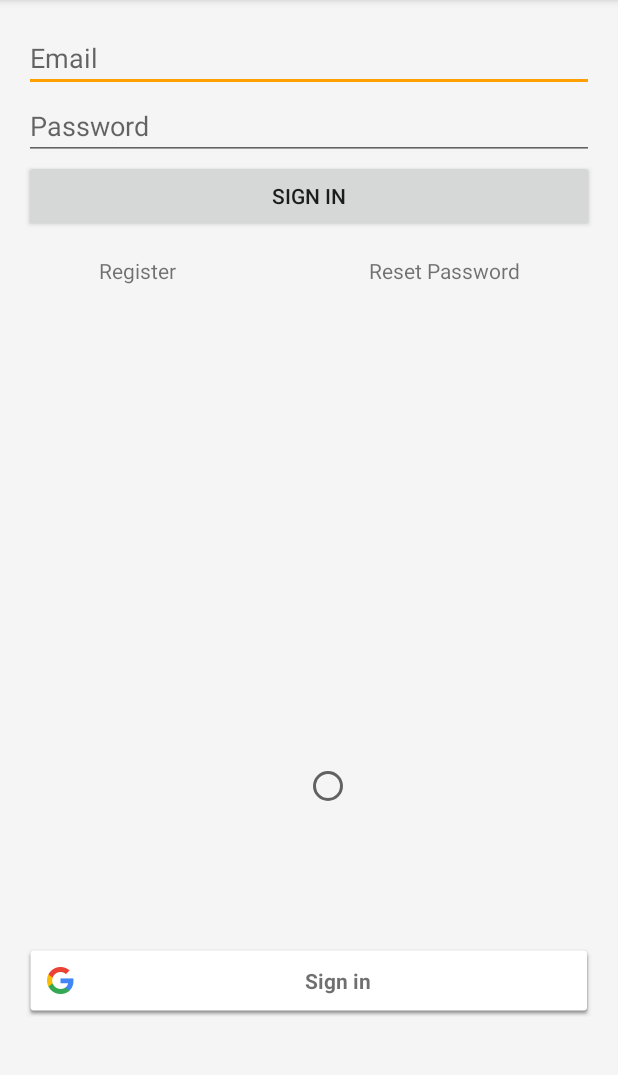
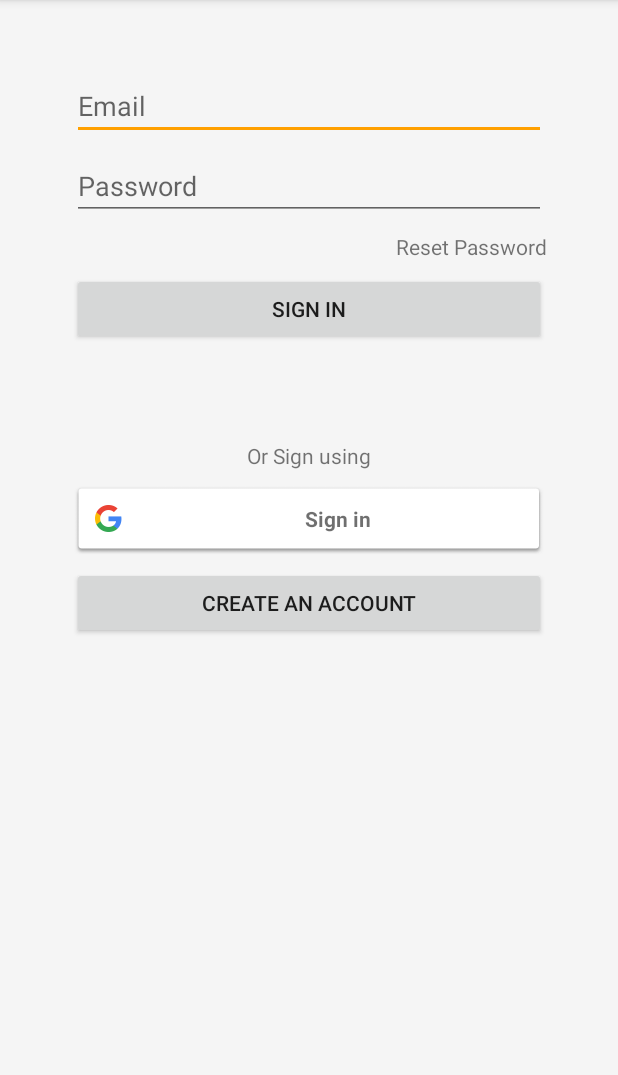
Before and after one commit to WasimX/AsthmaApp, an Android app: the screen it shows after launch (LoginActivity), on a phone screen of 412 x 824 dp, the part 84-1159 px from its top. Run offline under Robolectric (Android 15) with nearby library versions, the light colour scheme and no system bars; our stand-ins replace Firebase (no records; nobody signed in at launch, a user with empty details on screens opened directly).

Commit message:
Tiny Modifiations

```diff
--- a/app/src/main/java/com/braduni/wasim/asthmaapp/LoginActivity.java
+++ b/app/src/main/java/com/braduni/wasim/asthmaapp/LoginActivity.java
@@ -25,6 +25,7 @@ import com.google.firebase.auth.FirebaseAuth;
 import com.google.firebase.auth.FirebaseUser;
 import com.google.firebase.auth.GoogleAuthProvider;
 
+
 public class LoginActivity extends BaseActivity implements View.OnClickListener {
 
 
@@ -41,9 +42,9 @@ public class LoginActivity extends BaseActivity implements View.OnClickListener
 
     //defining views
     private Button buttonSignIn;
+    private Button btnViewSignUp;
     private EditText editTextEmail;
     private EditText editTextPassword;
-    private TextView textViewSignup;
     private TextView textViewResetPW;
 
     //firebase auth object
@@ -71,13 +72,13 @@ public class LoginActivity extends BaseActivity implements View.OnClickListener
         editTextEmail = findViewById(R.id.editTextEmail);
         editTextPassword = findViewById(R.id.editTextPassword);
         buttonSignIn = findViewById(R.id.buttonSignin);
-        textViewSignup  = findViewById(R.id.textViewSignUp);
+        btnViewSignUp = findViewById(R.id.btnViewSignUp);
         textViewResetPW = findViewById(R.id.textViewResetPW);
 
 
         //attaching click listener
         buttonSignIn.setOnClickListener(this);
-        textViewSignup.setOnClickListener(this);
+        btnViewSignUp.setOnClickListener(this);
         textViewResetPW.setOnClickListener(this);
 
 
@@ -248,7 +249,7 @@ public class LoginActivity extends BaseActivity implements View.OnClickListener
             userLogin();
         }
 
-        if(view == textViewSignup){
+        if (view == btnViewSignUp) {
             finish();
             startActivity(new Intent(this, RegisterActivity.class));
         }
--- a/app/src/main/res/layout/activity_about_asthma.xml
+++ b/app/src/main/res/layout/activity_about_asthma.xml
@@ -1,16 +1,25 @@
 <?xml version="1.0" encoding="utf-8"?>
 <android.support.constraint.ConstraintLayout xmlns:android="http://schemas.android.com/apk/res/android"
     xmlns:app="http://schemas.android.com/apk/res-auto"
+    xmlns:tools="http://schemas.android.com/tools"
     android:layout_width="match_parent"
     android:layout_height="match_parent">
 
     <TextView
-        android:id="@+id/textView2"
+        android:id="@+id/textView4"
         android:layout_width="wrap_content"
         android:layout_height="wrap_content"
-        android:text="about asthma page"
-        app:layout_constraintBottom_toBottomOf="parent"
+        android:layout_marginTop="8dp"
+        android:text="Information Related to Asthma"
         app:layout_constraintEnd_toEndOf="parent"
         app:layout_constraintStart_toStartOf="parent"
         app:layout_constraintTop_toTopOf="parent" />
+
+    <TextView
+        android:id="@+id/textView5"
+        android:layout_width="wrap_content"
+        android:layout_height="wrap_content"
+        android:text="Create images here"
+        tools:layout_editor_absoluteX="132dp"
+        tools:layout_editor_absoluteY="241dp" />
 </android.support.constraint.ConstraintLayout>
--- a/app/src/main/res/layout/activity_em_support.xml
+++ b/app/src/main/res/layout/activity_em_support.xml
@@ -8,9 +8,33 @@
         android:id="@+id/textView2"
         android:layout_width="wrap_content"
         android:layout_height="wrap_content"
-        android:text="Em Support page"
-        app:layout_constraintBottom_toBottomOf="parent"
+        android:layout_marginTop="32dp"
+        android:text="Asthma First Aid"
         app:layout_constraintEnd_toEndOf="parent"
         app:layout_constraintStart_toStartOf="parent"
         app:layout_constraintTop_toTopOf="parent" />
+
+    <TextView
+        android:id="@+id/textView6"
+        android:layout_width="wrap_content"
+        android:layout_height="wrap_content"
+        android:layout_marginStart="32dp"
+        android:layout_marginTop="32dp"
+        android:layout_marginEnd="32dp"
+        android:text="Action Plan"
+        app:layout_constraintEnd_toEndOf="parent"
+        app:layout_constraintStart_toStartOf="parent"
+        app:layout_constraintTop_toBottomOf="@+id/textView2" />
+
+    <TextView
+        android:id="@+id/textView7"
+        android:layout_width="wrap_content"
+        android:layout_height="wrap_content"
+        android:layout_marginStart="32dp"
+        android:layout_marginTop="32dp"
+        android:layout_marginEnd="32dp"
+        android:text="Emergency Contact"
+        app:layout_constraintEnd_toEndOf="parent"
+        app:layout_constraintStart_toStartOf="parent"
+        app:layout_constraintTop_toBottomOf="@+id/textView6" />
 </android.support.constraint.ConstraintLayout>
--- a/app/src/main/res/layout/activity_login.xml
+++ b/app/src/main/res/layout/activity_login.xml
@@ -1,5 +1,5 @@
 <?xml version="1.0" encoding="utf-8"?>
-<RelativeLayout xmlns:android="http://schemas.android.com/apk/res/android"
+<android.support.constraint.ConstraintLayout xmlns:android="http://schemas.android.com/apk/res/android"
     xmlns:app="http://schemas.android.com/apk/res-auto"
     android:id="@+id/main_layout"
     android:layout_width="match_parent"
@@ -11,61 +11,60 @@
     android:background="@color/grey_100"
     android:weightSum="4">
 
-    <LinearLayout
+    <TextView
+        android:id="@+id/textViewResetPW"
+        android:layout_width="0dp"
+        android:layout_height="wrap_content"
+        android:layout_marginStart="32dp"
+        android:layout_marginTop="8dp"
+        android:layout_marginEnd="32dp"
+        android:text="@string/reset_password"
+        android:textAlignment="viewEnd"
+        app:layout_constraintEnd_toEndOf="parent"
+        app:layout_constraintStart_toStartOf="parent"
+        app:layout_constraintTop_toBottomOf="@+id/editTextPassword" />
+
+    <Button
+        android:id="@+id/buttonSignin"
         android:layout_width="match_parent"
         android:layout_height="wrap_content"
-        android:layout_centerHorizontal="true"
-        android:layout_centerVertical="false"
-        android:orientation="vertical">
-
+        android:layout_marginStart="32dp"
+        android:layout_marginTop="8dp"
+        android:layout_marginEnd="32dp"
+        android:text="@string/sign_in"
+        app:layout_constraintEnd_toEndOf="parent"
+        app:layout_constraintStart_toStartOf="parent"
+        app:layout_constraintTop_toBottomOf="@+id/textViewResetPW" />
 
     <EditText
         android:id="@+id/editTextEmail"
-            android:layout_width="match_parent"
+        android:layout_width="0dp"
         android:layout_height="wrap_content"
+        android:layout_marginStart="32dp"
+        android:layout_marginTop="32dp"
+        android:layout_marginEnd="32dp"
+        android:layout_marginBottom="8dp"
         android:autofillHints=""
         android:hint="@string/email"
-            android:inputType="textEmailAddress" />
+        android:inputType="textEmailAddress"
+        app:layout_constraintBottom_toTopOf="@+id/editTextPassword"
+        app:layout_constraintEnd_toEndOf="parent"
+        app:layout_constraintStart_toStartOf="parent"
+        app:layout_constraintTop_toTopOf="parent" />
 
     <EditText
         android:id="@+id/editTextPassword"
         android:layout_width="match_parent"
         android:layout_height="wrap_content"
+        android:layout_marginStart="32dp"
+        android:layout_marginTop="8dp"
+        android:layout_marginEnd="32dp"
         android:autofillHints=""
         android:hint="@string/password"
-            android:inputType="textPassword" />
-
-        <Button
-            android:id="@+id/buttonSignin"
-            android:layout_width="match_parent"
-            android:layout_height="wrap_content"
-            android:text="@string/sign_in" />
-
-        <LinearLayout
-            android:layout_width="match_parent"
-            android:layout_height="wrap_content"
-            android:orientation="horizontal"
-            android:paddingTop="@dimen/activity_vertical_margin"
-            android:paddingRight="50dp"
-            android:paddingLeft="50dp">
-
-
-            <TextView
-                android:id="@+id/textViewSignUp"
-                android:layout_width="wrap_content"
-                android:layout_height="wrap_content"
-                android:text="@string/create_account"
-                android:textAlignment="viewStart" />
-
-            <TextView
-                android:id="@+id/textViewResetPW"
-                android:layout_width="match_parent"
-                android:layout_height="wrap_content"
-                android:text="@string/reset_password"
-                android:textAlignment="viewEnd" />
-        </LinearLayout>
-
-    </LinearLayout>
+        android:inputType="textPassword"
+        app:layout_constraintEnd_toEndOf="parent"
+        app:layout_constraintStart_toStartOf="parent"
+        app:layout_constraintTop_toBottomOf="@+id/editTextEmail" />
 
 
     <com.google.android.gms.common.SignInButton
@@ -74,20 +73,38 @@
         android:layout_height="wrap_content"
         android:layout_alignParentBottom="true"
         android:layout_centerHorizontal="true"
-        android:layout_marginBottom="74dp" >
+        android:layout_marginStart="32dp"
+        android:layout_marginTop="8dp"
+        android:layout_marginEnd="32dp"
+        app:layout_constraintEnd_toEndOf="parent"
+        app:layout_constraintStart_toStartOf="parent"
+        app:layout_constraintTop_toBottomOf="@+id/textView3">
 
     </com.google.android.gms.common.SignInButton>
 
-    <ImageView
-        android:id="@+id/imageView"
+    <TextView
+        android:id="@+id/textView3"
         android:layout_width="wrap_content"
         android:layout_height="wrap_content"
-        android:layout_alignParentEnd="true"
-        android:layout_alignParentBottom="true"
-        android:layout_marginEnd="161dp"
-        android:layout_marginBottom="212dp"
-        app:srcCompat="?android:attr/listChoiceIndicatorSingle"
-        android:contentDescription="@string/todo" />
+        android:layout_marginStart="32dp"
+        android:layout_marginTop="64dp"
+        android:layout_marginEnd="32dp"
+        android:text="Or Sign using"
+        app:layout_constraintEnd_toEndOf="parent"
+        app:layout_constraintStart_toStartOf="parent"
+        app:layout_constraintTop_toBottomOf="@+id/buttonSignin" />
+
+    <Button
+        android:id="@+id/btnViewSignUp"
+        android:layout_width="0dp"
+        android:layout_height="wrap_content"
+        android:layout_marginStart="32dp"
+        android:layout_marginTop="8dp"
+        android:layout_marginEnd="32dp"
+        android:text="Create an Account"
+        app:layout_constraintEnd_toEndOf="parent"
+        app:layout_constraintStart_toStartOf="parent"
+        app:layout_constraintTop_toBottomOf="@+id/signInButton" />
 
 
-</RelativeLayout>
+</android.support.constraint.ConstraintLayout>
```
Lines whose indentation alone changed are shown as unchanged.
